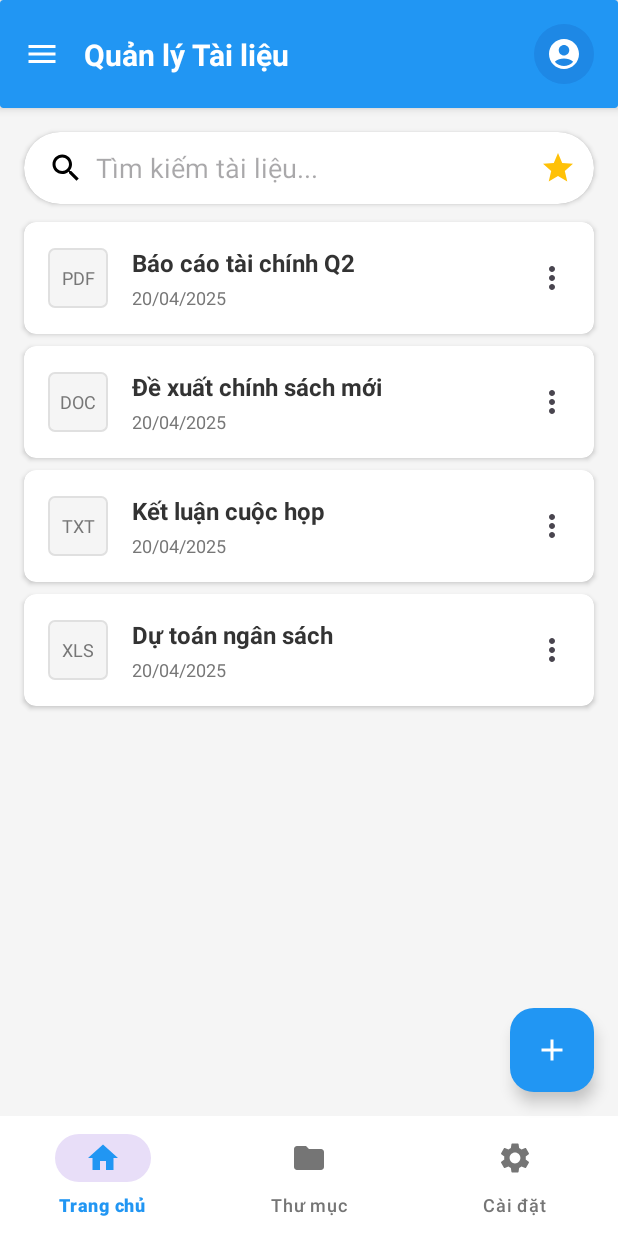
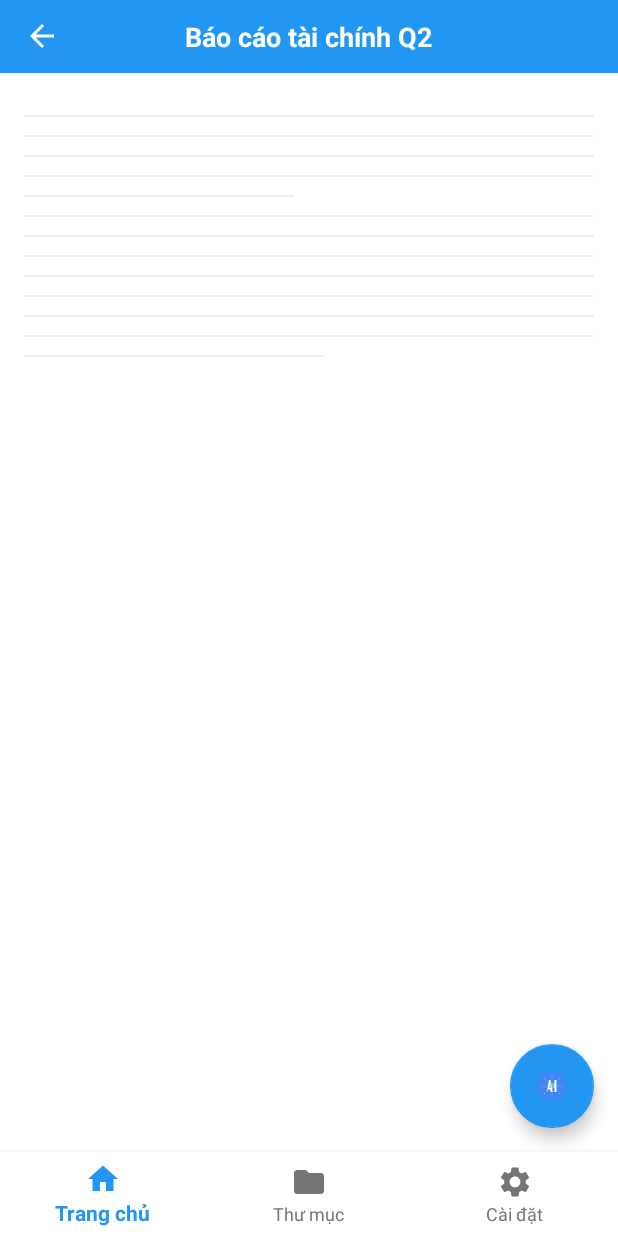
Before and after one commit to 22520586/Final_Project_Android, an Android app: the screen it shows after launch (MainActivity before the commit, DocumentDetailActivity after it), after a tap on "PDF", on a phone screen of 412 x 824 dp. Run offline under Robolectric (Android 15) with nearby library versions, the phone set to English and light mode, and no system bars.

Commit message:
Tạo UI chi tiết tài liệu + bổ sung 1 số chi tiết

```diff
--- a/app/src/main/AndroidManifest.xml
+++ b/app/src/main/AndroidManifest.xml
@@ -21,6 +21,10 @@
                 <category android:name="android.intent.category.LAUNCHER" />
             </intent-filter>
         </activity>
+        <activity
+            android:name=".DocumentDetailActivity"
+            android:label="Document Detail"
+            android:theme="@style/Theme.AppCompat.Light.NoActionBar" />
     </application>
 
 </manifest>
--- a/app/src/main/java/com/example/final_project/Document.java
+++ b/app/src/main/java/com/example/final_project/Document.java
@@ -1,16 +1,22 @@
 package com.example.final_project;
+
+import java.util.Date;
 
 public class Document {
     private String type;
     private String title;
     private boolean isPinned;
     private String path;
+    private long createdAt; // thời gian tạo (timestamp)
+    private long updatedAt; // thời gian cập nhật (timestamp)
 
     public Document(String type, String title) {
         this.type = type;
         this.title = title;
         this.isPinned = false;
         this.path = "";
+        this.createdAt = System.currentTimeMillis();
+        this.updatedAt = 0;
     }
 
     public Document(String type, String title, String path, boolean isPinned) {
@@ -18,6 +24,19 @@ public class Document {
         this.title = title;
         this.isPinned = isPinned;
         this.path = path;
+        this.createdAt = System.currentTimeMillis();
+        this.updatedAt = 0;
+    }
+
+    // Constructor với đầy đủ tham số
+    public Document(String type, String title, String path, boolean isPinned,
+                    long createdAt, long updatedAt) {
+        this.type = type;
+        this.title = title;
+        this.isPinned = isPinned;
+        this.path = path;
+        this.createdAt = createdAt;
+        this.updatedAt = updatedAt;
     }
 
     public String getType() {
@@ -34,6 +53,8 @@ public class Document {
 
     public void setTitle(String title) {
         this.title = title;
+        // Cập nhật thời gian chỉnh sửa khi thay đổi tiêu đề
+        this.updatedAt = System.currentTimeMillis();
     }
 
     public boolean isPinned() {
@@ -50,9 +71,32 @@ public class Document {
 
     public void setPath(String path) {
         this.path = path;
+        // Cập nhật thời gian chỉnh sửa khi thay đổi đường dẫn
+        this.updatedAt = System.currentTimeMillis();
     }
 
     public void togglePinned() {
         isPinned = !isPinned;
     }
+
+    public long getCreatedAt() {
+        return createdAt;
+    }
+
+    public void setCreatedAt(long createdAt) {
+        this.createdAt = createdAt;
+    }
+
+    public long getUpdatedAt() {
+        return updatedAt;
+    }
+
+    public void setUpdatedAt(long updatedAt) {
+        this.updatedAt = updatedAt;
+    }
+
+    // Phương thức lấy thời gian để hiển thị (ưu tiên thời gian cập nhật)
+    public long getDisplayDate() {
+        return updatedAt > 0 ? updatedAt : createdAt;
+    }
 }
--- a/app/src/main/java/com/example/final_project/DocumentAdapter.java
+++ b/app/src/main/java/com/example/final_project/DocumentAdapter.java
@@ -1,6 +1,7 @@
 package com.example.final_project;
 
 import android.content.Context;
+import android.content.Intent;
 import android.view.LayoutInflater;
 import android.view.MenuItem;
 import android.view.View;
@@ -55,7 +56,7 @@ public class DocumentAdapter extends RecyclerView.Adapter<DocumentAdapter.Docume
 
         holder.itemView.setOnClickListener(v -> {
             // Xử lý sự kiện khi nhấn vào item
-            Toast.makeText(context, "Đã chọn: " + document.getTitle(), Toast.LENGTH_SHORT).show();
+            openDocumentDetail(document);
         });
     }
 
@@ -75,7 +76,7 @@ public class DocumentAdapter extends RecyclerView.Adapter<DocumentAdapter.Docume
         popup.setOnMenuItemClickListener(item -> {
             int id = item.getItemId();
             if (id == R.id.action_open) {
-                Toast.makeText(context, "Mở: " + document.getTitle(), Toast.LENGTH_SHORT).show();
+                openDocumentDetail(document);
                 return true;
             } else if (id == R.id.action_edit) {
                 Toast.makeText(context, "Chỉnh sửa: " + document.getTitle(), Toast.LENGTH_SHORT).show();
@@ -93,6 +94,15 @@ public class DocumentAdapter extends RecyclerView.Adapter<DocumentAdapter.Docume
             return false;
         });
         popup.show();
+    }
+
+    /**
+     * Open document detail view
+     */
+    private void openDocumentDetail(Document document) {
+        Intent intent = DocumentDetailActivity.newIntent(
+                context, document.getTitle(), document.getType());
+        context.startActivity(intent);
     }
 
     private void togglePinStatus(int position) {
--- /dev/null
+++ b/app/src/main/java/com/example/final_project/DocumentDetailActivity.java
@@ -0,0 +1,106 @@
+package com.example.final_project;
+
+import android.content.Context;
+import android.content.Intent;
+import android.os.Bundle;
+import android.view.MenuItem;
+import android.view.View;
+import android.widget.ImageButton;
+import android.widget.TextView;
+import android.widget.Toast;
+
+import androidx.annotation.NonNull;
+import androidx.appcompat.app.AppCompatActivity;
+
+import com.google.android.material.bottomnavigation.BottomNavigationView;
+import com.google.android.material.floatingactionbutton.FloatingActionButton;
+
+public class DocumentDetailActivity extends AppCompatActivity {
+
+    private static final String EXTRA_DOCUMENT_TITLE = "document_title";
+    private static final String EXTRA_DOCUMENT_TYPE = "document_type";
+
+    private TextView documentTitleText;
+    private ImageButton backButton;
+    private FloatingActionButton aiButton;
+    private BottomNavigationView bottomNavigation;
+
+    @Override
+    protected void onCreate(Bundle savedInstanceState) {
+        super.onCreate(savedInstanceState);
+        setContentView(R.layout.activity_document_detail);
+
+        // Initialize views
+        initializeViews();
+
+        // Get document information from intent
+        String documentTitle = getIntent().getStringExtra(EXTRA_DOCUMENT_TITLE);
+        String documentType = getIntent().getStringExtra(EXTRA_DOCUMENT_TYPE);
+
+        // Set document title
+        if (documentTitle != null) {
+            documentTitleText.setText(documentTitle);
+        }
+
+        // Setup button listeners
+        setupButtonListeners();
+    }
+
+    private void initializeViews() {
+        documentTitleText = findViewById(R.id.documentTitleText);
+        backButton = findViewById(R.id.backButton);
+        aiButton = findViewById(R.id.aiButton);
+        bottomNavigation = findViewById(R.id.bottomNavigation);
+    }
+
+    private void setupButtonListeners() {
+        // Back button returns to MainActivity
+        backButton.setOnClickListener(new View.OnClickListener() {
+            @Override
+            public void onClick(View v) {
+                finish();
+            }
+        });
+
+        // AI button shows a toast message
+        aiButton.setOnClickListener(new View.OnClickListener() {
+            @Override
+            public void onClick(View v) {
+                Toast.makeText(DocumentDetailActivity.this,
+                        "Trợ lý AI đang được khởi động...", Toast.LENGTH_SHORT).show();
+            }
+        });
+
+        // Bottom navigation setup
+        bottomNavigation.setOnNavigationItemSelectedListener(new BottomNavigationView.OnNavigationItemSelectedListener() {
+            @Override
+            public boolean onNavigationItemSelected(@NonNull MenuItem item) {
+                int id = item.getItemId();
+
+                if (id == R.id.nav_home) {
+                    finish(); // Return to main screen
+                    return true;
+                } else if (id == R.id.nav_folder) {
+                    Toast.makeText(DocumentDetailActivity.this,
+                            "Mở thư mục", Toast.LENGTH_SHORT).show();
+                    return true;
+                } else if (id == R.id.nav_settings) {
+                    Toast.makeText(DocumentDetailActivity.this,
+                            "Mở cài đặt", Toast.LENGTH_SHORT).show();
+                    return true;
+                }
+                return false;
+            }
+        });
+    }
+
+    /**
+     * Static method to create intent for launching this activity
+     */
+    public static Intent newIntent(Context context, String documentTitle, String documentType) {
+        Intent intent = new Intent(context, DocumentDetailActivity.class);
+        intent.putExtra(EXTRA_DOCUMENT_TITLE, documentTitle);
+        intent.putExtra(EXTRA_DOCUMENT_TYPE, documentType);
+        return intent;
+    }
+}
--- a/app/src/main/java/com/example/final_project/DocumentManager.java
+++ b/app/src/main/java/com/example/final_project/DocumentManager.java
@@ -15,11 +15,25 @@ public class DocumentManager {
     }
 
     private void initializeDocuments() {
-        // Tạo dữ liệu ban đầu
-        allDocuments.add(new Document("PDF", "Báo cáo tài chính Q2"));
-        allDocuments.add(new Document("DOC", "Đề xuất chính sách mới"));
-        allDocuments.add(new Document("TXT", "Kết luận cuộc họp"));
-        allDocuments.add(new Document("XLS", "Dự toán ngân sách"));
+        // Tạo dữ liệu ban đầu với thời gian hiện tại
+        long currentTime = System.currentTimeMillis();
+
+        // Tạo các document với thời gian tạo là hiện tại
+        Document doc1 = new Document("PDF", "Báo cáo tài chính Q2");
+        Document doc2 = new Document("DOC", "Đề xuất chính sách mới");
+        Document doc3 = new Document("TXT", "Kết luận cuộc họp");
+        Document doc4 = new Document("XLS", "Dự toán ngân sách");
+
+        // Đảm bảo thời gian tạo được thiết lập
+        doc1.setCreatedAt(currentTime);
+        doc2.setCreatedAt(currentTime);
+        doc3.setCreatedAt(currentTime);
+        doc4.setCreatedAt(currentTime);
+
+        allDocuments.add(doc1);
+        allDocuments.add(doc2);
+        allDocuments.add(doc3);
+        allDocuments.add(doc4);
     }
 
     public List<Document> getInitialDocuments() {
@@ -47,6 +61,10 @@ public class DocumentManager {
     }
 
     public void addDocument(Document document) {
+        // Đảm bảo thời gian tạo được thiết lập nếu chưa có
+        if (document.getCreatedAt() == 0) {
+            document.setCreatedAt(System.currentTimeMillis());
+        }
         allDocuments.add(document);
     }
 
@@ -57,7 +75,31 @@ public class DocumentManager {
     public void updateDocument(Document oldDoc, Document newDoc) {
         int index = allDocuments.indexOf(oldDoc);
         if (index != -1) {
+            // Giữ lại thời gian tạo từ tài liệu cũ
+            newDoc.setCreatedAt(oldDoc.getCreatedAt());
+
+            // Cập nhật thời gian chỉnh sửa
+            newDoc.setUpdatedAt(System.currentTimeMillis());
+
             allDocuments.set(index, newDoc);
         }
     }
+
+    // Phương thức mới để cập nhật tiêu đề
+    public void updateDocumentTitle(Document document, String newTitle) {
+        document.setTitle(newTitle);
+        document.setUpdatedAt(System.currentTimeMillis());
+    }
+
+    // Phương thức mới để cập nhật đường dẫn
+    public void updateDocumentPath(Document document, String newPath) {
+        document.setPath(newPath);
+        document.setUpdatedAt(System.currentTimeMillis());
+    }
+
+    // Phương thức mới để toggle trạng thái ghim và cập nhật thời gian
+    public void toggleDocumentPin(Document document) {
+        document.togglePinned();
+        document.setUpdatedAt(System.currentTimeMillis());
+    }
 }
--- /dev/null
+++ b/app/src/main/res/drawable/ic_ai.xml
@@ -0,0 +1,61 @@
+<!-- ic_ai_text.xml -->
+<vector xmlns:android="http://schemas.android.com/apk/res/android"
+    android:width="24dp"
+    android:height="24dp"
+    android:viewportWidth="24"
+    android:viewportHeight="24">
+
+    <!-- Gradient background -->
+    <path
+        android:fillColor="#4285F4"
+        android:pathData="M12,2C6.48,2 2,6.48 2,12s4.48,10 10,10s10,-4.48 10,-10S17.52,2 12,2z" />
+
+    <!-- Digital circuit pattern overlay -->
+    <path
+        android:strokeColor="#FFFFFF"
+        android:strokeWidth="0.3"
+        android:strokeAlpha="0.3"
+        android:pathData="M4,12 h4 M16,12 h4 M12,4 v4 M12,16 v4" />
+
+    <!-- Accent dots -->
+    <path
+        android:fillColor="#FFFFFF"
+        android:fillAlpha="0.5"
+        android:pathData="M7,7 m-0.4,0 a0.4,0.4 0,1 0,0.8 0 a0.4,0.4 0,1 0,-0.8 0" />
+    <path
+        android:fillColor="#FFFFFF"
+        android:fillAlpha="0.5"
+        android:pathData="M17,7 m-0.4,0 a0.4,0.4 0,1 0,0.8 0 a0.4,0.4 0,1 0,-0.8 0" />
+    <path
+        android:fillColor="#FFFFFF"
+        android:fillAlpha="0.5"
+        android:pathData="M7,17 m-0.4,0 a0.4,0.4 0,1 0,0.8 0 a0.4,0.4 0,1 0,-0.8 0" />
+    <path
+        android:fillColor="#FFFFFF"
+        android:fillAlpha="0.5"
+        android:pathData="M17,17 m-0.4,0 a0.4,0.4 0,1 0,0.8 0 a0.4,0.4 0,1 0,-0.8 0" />
+
+    <!-- Central node -->
+    <path
+        android:fillColor="#FFFFFF"
+        android:fillAlpha="0.15"
+        android:strokeColor="#FFFFFF"
+        android:strokeWidth="0.3"
+        android:pathData="M12,12 m-1.5,0 a1.5,1.5 0,1 0,3 0 a1.5,1.5 0,1 0,-3 0" />
+
+    <!-- A letter with improved design -->
+    <path
+        android:fillColor="#FFFFFF"
+        android:pathData="M8.5,16l1.5,-8h1l1.5,8h-1.4l-0.3,-1.7h-1.6L8.9,16H8.5zM10.3,13.3h1.2l-0.6,-3.5L10.3,13.3z" />
+
+    <!-- I letter with improved design -->
+    <path
+        android:fillColor="#FFFFFF"
+        android:pathData="M15,8v8h-1.4V8H15z" />
+
+    <!-- Subtle glow effect -->
+    <path
+        android:fillColor="#FFFFFF"
+        android:fillAlpha="0.1"
+        android:pathData="M12,10 a2,2 0 1 0 0.01,0z" />
+</vector>
--- /dev/null
+++ b/app/src/main/res/drawable/ic_arrow_back.xml
@@ -0,0 +1,10 @@
+<vector xmlns:android="http://schemas.android.com/apk/res/android"
+    android:width="24dp"
+    android:height="24dp"
+    android:viewportWidth="24"
+    android:viewportHeight="24"
+    android:tint="#FFFFFF">
+    <path
+        android:fillColor="#FFFFFF"
+        android:pathData="M20,11H7.83l5.59,-5.59L12,4l-8,8 8,8 1.41,-1.41L7.83,13H20v-2z"/>
+</vector>
--- /dev/null
+++ b/app/src/main/res/layout/activity_document_detail.xml
@@ -0,0 +1,158 @@
+<?xml version="1.0" encoding="utf-8"?>
+<RelativeLayout xmlns:android="http://schemas.android.com/apk/res/android"
+    xmlns:app="http://schemas.android.com/apk/res-auto"
+    android:layout_width="match_parent"
+    android:layout_height="match_parent"
+    android:orientation="vertical"
+    android:background="@android:color/white">
+
+    <!-- Top toolbar -->
+    <RelativeLayout
+        android:id="@+id/toolbar"
+        android:layout_width="match_parent"
+        android:layout_height="wrap_content"
+        android:background="@color/blue_primary"
+        android:paddingVertical="12dp"
+        android:paddingHorizontal="16dp">
+
+        <ImageButton
+            android:id="@+id/backButton"
+            android:layout_width="wrap_content"
+            android:layout_height="wrap_content"
+            android:layout_alignParentStart="true"
+            android:layout_centerVertical="true"
+            android:background="?attr/selectableItemBackgroundBorderless"
+            android:src="@drawable/ic_arrow_back"
+            android:contentDescription="Back" />
+
+        <TextView
+            android:id="@+id/documentTitleText"
+            android:layout_width="wrap_content"
+            android:layout_height="wrap_content"
+            android:layout_centerInParent="true"
+            android:text="Báo cáo tài chính Q2"
+            android:textColor="@android:color/white"
+            android:textSize="18sp"
+            android:textStyle="bold" />
+
+    </RelativeLayout>
+
+    <!-- Document content -->
+    <ScrollView
+        android:layout_width="match_parent"
+        android:layout_height="match_parent"
+        android:layout_below="@id/toolbar"
+        android:layout_above="@id/bottomNavigation">
+
+        <LinearLayout
+            android:layout_width="match_parent"
+            android:layout_height="wrap_content"
+            android:orientation="vertical"
+            android:padding="16dp">
+
+            <!-- Content lines -->
+            <View
+                android:layout_width="match_parent"
+                android:layout_height="1dp"
+                android:layout_marginTop="12dp"
+                android:background="#EEEEEE" />
+
+            <View
+                android:layout_width="match_parent"
+                android:layout_height="1dp"
+                android:layout_marginTop="12dp"
+                android:background="#EEEEEE" />
+
+            <View
+                android:layout_width="match_parent"
+                android:layout_height="1dp"
+                android:layout_marginTop="12dp"
+                android:background="#EEEEEE" />
+
+            <View
+                android:layout_width="match_parent"
+                android:layout_height="1dp"
+                android:layout_marginTop="12dp"
+                android:background="#EEEEEE" />
+
+            <View
+                android:layout_width="180dp"
+                android:layout_height="1dp"
+                android:layout_marginTop="12dp"
+                android:background="#EEEEEE" />
+
+            <!-- More content lines -->
+            <View
+                android:layout_width="match_parent"
+                android:layout_height="1dp"
+                android:layout_marginTop="12dp"
+                android:background="#EEEEEE" />
+
+            <View
+                android:layout_width="match_parent"
+                android:layout_height="1dp"
+                android:layout_marginTop="12dp"
+                android:background="#EEEEEE" />
+
+            <View
+                android:layout_width="match_parent"
+                android:layout_height="1dp"
+                android:layout_marginTop="12dp"
+                android:background="#EEEEEE" />
+
+            <View
+                android:layout_width="match_parent"
+                android:layout_height="1dp"
+                android:layout_marginTop="12dp"
+                android:background="#EEEEEE" />
+
+            <View
+                android:layout_width="match_parent"
+                android:layout_height="1dp"
+                android:layout_marginTop="12dp"
+                android:background="#EEEEEE" />
+
+            <View
+                android:layout_width="match_parent"
+                android:layout_height="1dp"
+                android:layout_marginTop="12dp"
+                android:background="#EEEEEE" />
+
+            <View
+                android:layout_width="match_parent"
+                android:layout_height="1dp"
+                android:layout_marginTop="12dp"
+                android:background="#EEEEEE" />
+
+            <View
+                android:layout_width="200dp"
+                android:layout_height="1dp"
+                android:layout_marginTop="12dp"
+                android:background="#EEEEEE" />
+        </LinearLayout>
+    </ScrollView>
+
+    <!-- Thanh điều hướng dưới cùng -->
+    <com.google.android.material.bottomnavigation.BottomNavigationView
+        android:id="@+id/bottomNavigation"
+        android:layout_width="match_parent"
+        android:layout_height="wrap_content"
+        android:layout_alignParentBottom="true"
+        android:background="@android:color/white"
+        android:elevation="8dp"
+        app:itemIconTint="@color/bottom_nav_colors"
+        app:itemTextColor="@color/bottom_nav_colors"
+        app:menu="@menu/bottom_navigation_menu" />
+
+    <!-- FAB for AI assistance -->
+    <com.google.android.material.floatingactionbutton.FloatingActionButton
+        android:id="@+id/aiButton"
+        android:layout_width="wrap_content"
+        android:layout_height="wrap_content"
+        android:layout_alignParentEnd="true"
+        android:layout_above="@id/bottomNavigation"
+        android:layout_margin="16dp"
+        android:src="@drawable/ic_ai"
+        app:backgroundTint="@color/blue_primary"
+        android:contentDescription="AI Assistant" />
+</RelativeLayout>
--- a/app/src/main/res/values/colors.xml
+++ b/app/src/main/res/values/colors.xml
@@ -2,4 +2,5 @@
 <resources>
     <color name="black">#FF000000</color>
     <color name="white">#FFFFFFFF</color>
+    <color name="blue_primary">#2196F3</color>
 </resources>
--- a/app/src/main/res/values/strings.xml
+++ b/app/src/main/res/values/strings.xml
@@ -1,8 +1,14 @@
-<resources>
+<resources xmlns:tools="http://schemas.android.com/tools">
     <string name="app_name">Final_Project</string>
     <string-array name="gender_array">
         <item>Nam</item>
         <item>Nữ</item>
-        <item>Khác</item>
+        <item tools:ignore="DuplicateDefinition">Khác</item>
     </string-array>
+    <string name="back" tools:ignore="DuplicateDefinition">Quay lại</string>
+    <string name="profile">Hồ sơ</string>
+    <string name="ai_assistant">Trợ lý AI</string>
+    <string name="home">Trang chủ</string>
+    <string name="folder">Thư mục</string>
+    <string name="settings">Cài đặt</string>
 </resources>
```
